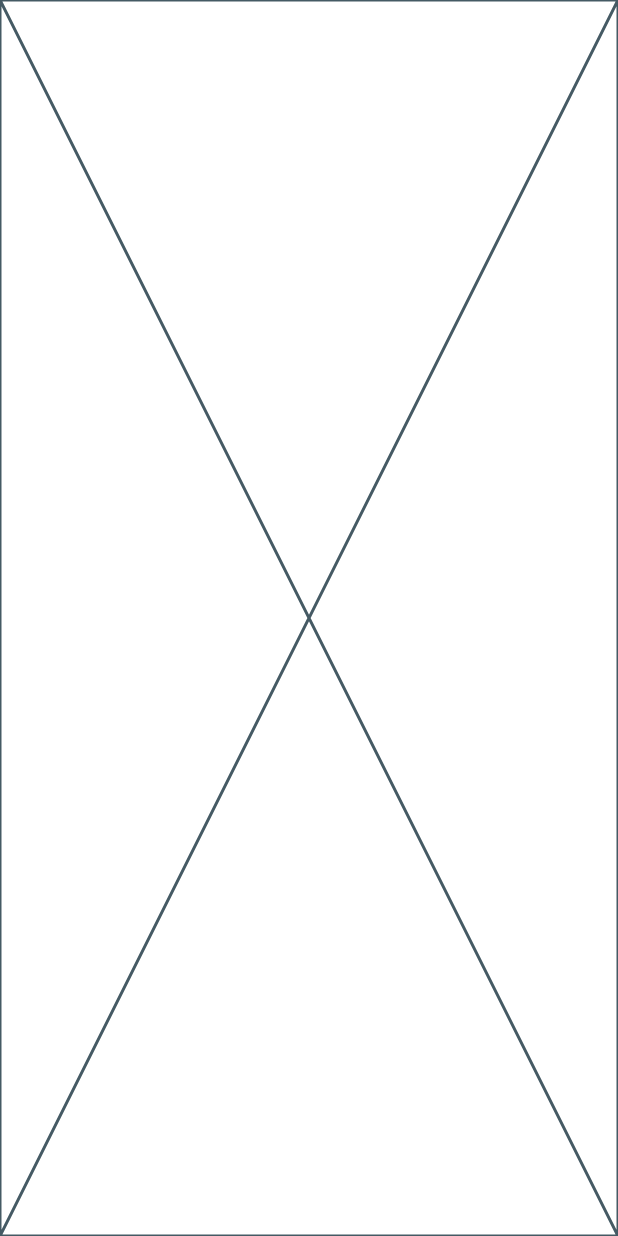
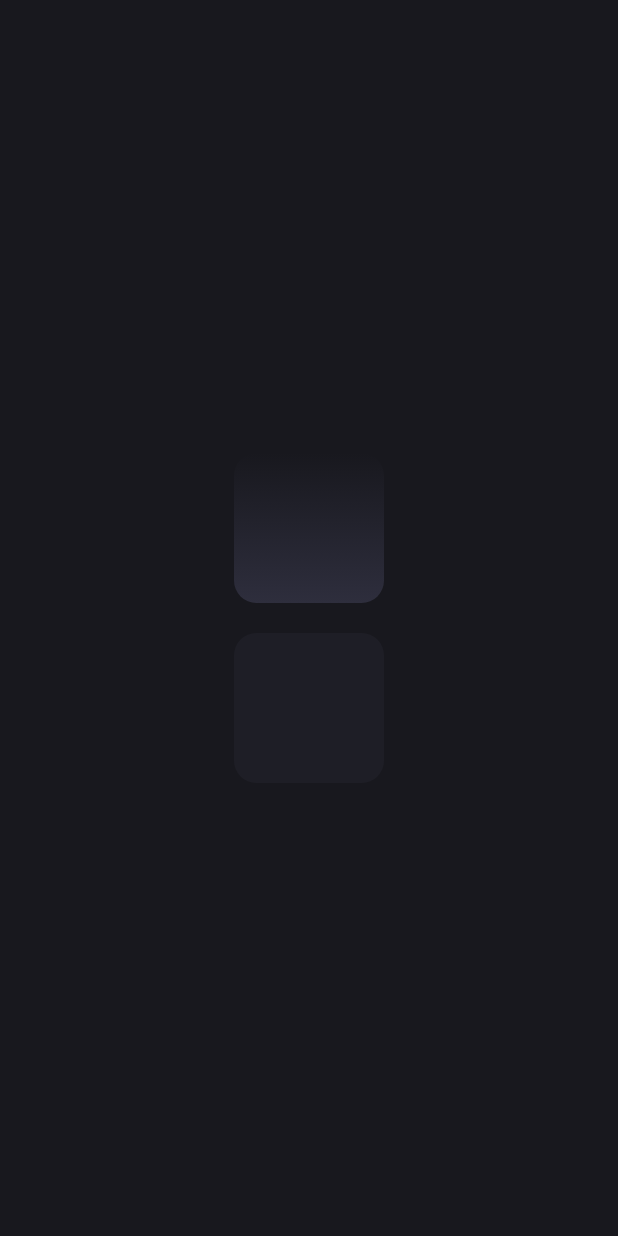
Before and after one commit to Snapp-X/google_home, a Flutter app: the screen it shows after launch, on a phone screen of 412 x 824 dp. Run offline on Flutter 3.47's test engine with Material 2 defaults, Android fonts, the phone set to English and light mode, and no system bars; generated files the repository leaves out were written again.

Commit message:
add home container widget

```diff
--- a/lib/src/home_feature/home_view.dart
+++ b/lib/src/home_feature/home_view.dart
@@ -1,13 +1,35 @@
-import 'package:flutter/widgets.dart';
+import 'package:flutter/material.dart';
+import 'package:google_home/src/home_feature/home_widgets.dart';
 
+// TODO(payam): add theme and colors to the app
 class HomeView extends StatelessWidget {
-
   static const routeName = '/';
 
   const HomeView({super.key});
 
   @override
   Widget build(BuildContext context) {
-    return const Placeholder();
+    return const Scaffold(
+      backgroundColor: Color(0xFF18181E),
+      body: Center(
+        child: Column(
+          crossAxisAlignment: CrossAxisAlignment.center,
+          mainAxisAlignment: MainAxisAlignment.center,
+          children: [
+            HomeContainer(
+              width: 100,
+              height: 100,
+              colorMode: ColorMode.gradient,
+            ),
+            SizedBox(height: 20),
+            HomeContainer(
+              width: 100,
+              height: 100,
+              colorMode: ColorMode.solid,
+            ),
+          ],
+        ),
+      ),
+    );
   }
 }
--- a/lib/src/home_feature/home_widgets.dart
+++ b/lib/src/home_feature/home_widgets.dart
@@ -1,10 +1,47 @@
 import 'package:flutter/widgets.dart';
 
+enum ColorMode { gradient, solid }
+
 class HomeContainer extends StatelessWidget {
-  const HomeContainer({super.key});
+  const HomeContainer({
+    super.key,
+    this.width,
+    this.height,
+    this.borderRadius = 15,
+    this.colorMode = ColorMode.solid,
+    this.padding = EdgeInsets.zero,
+    this.margin = EdgeInsets.zero,
+    this.child,
+  });
+
+  final double? width;
+  final double? height;
+  final double borderRadius;
+  final ColorMode colorMode;
+  final EdgeInsetsGeometry padding;
+  final EdgeInsetsGeometry margin;
+
+  final Widget? child;
 
   @override
   Widget build(BuildContext context) {
-    return Container();
+    return Container(
+      width: width,
+      height: height,
+      padding: padding,
+      margin: margin,
+      decoration: BoxDecoration(
+        borderRadius: BorderRadius.circular(borderRadius),
+        gradient: colorMode == ColorMode.gradient
+            ? const LinearGradient(
+                begin: Alignment.topCenter,
+                end: Alignment.bottomCenter,
+                colors: [Color(0xff18181e), Color(0xff2e2e3d)],
+              )
+            : null,
+        color: colorMode == ColorMode.solid ? const Color(0xFF1e1e26) : null,
+      ),
+      child: child,
+    );
   }
 }
```
